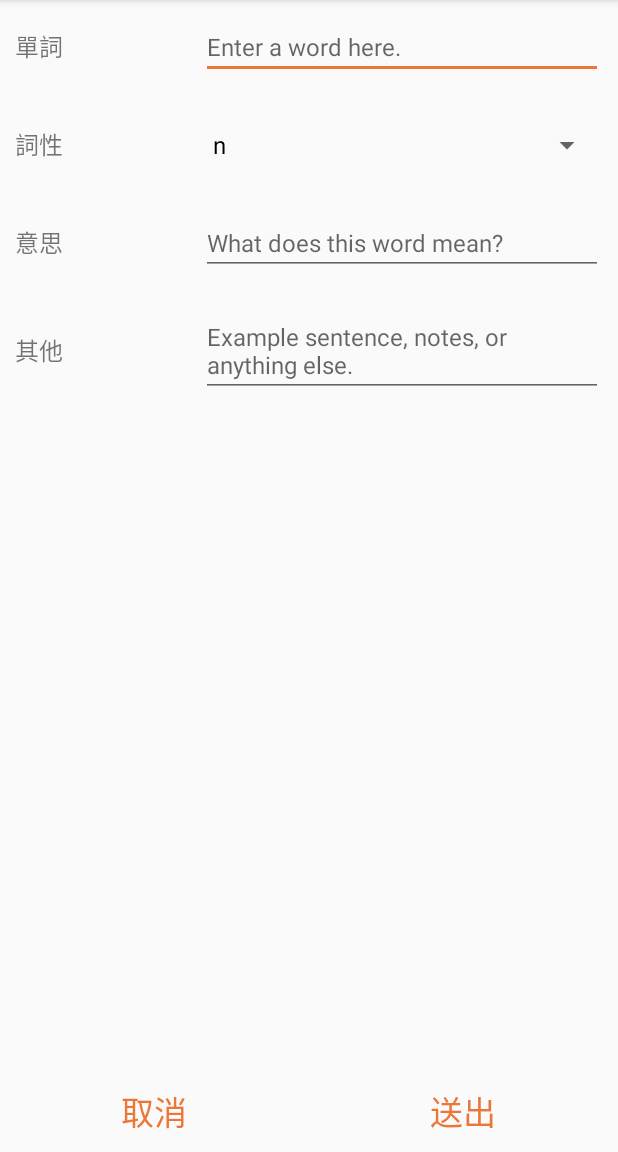
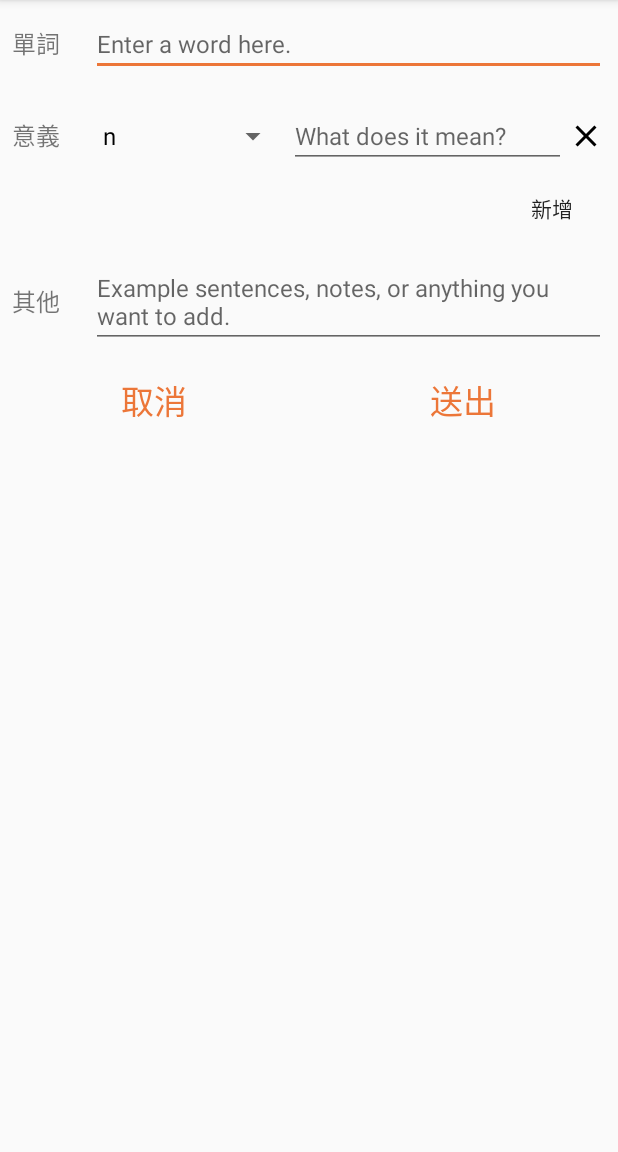
Before and after one commit to Rekkursion/Metallica, an Android app: the screen it shows after launch (WordAddingActivity), after a tap on an icon or button, on a phone screen of 412 x 824 dp, the part 84-1236 px from its top. Run offline under Robolectric (Android 15) with nearby library versions, the phone set to English and light mode, and no system bars.

Commit message:
feature of multi-speeches and multi-meanings

```diff
--- a/app/src/main/java/com/rekkursion/metallica/WordsManager.kt
+++ b/app/src/main/java/com/rekkursion/metallica/WordsManager.kt
@@ -3,7 +3,6 @@ package com.rekkursion.metallica
 import android.content.Context
 import androidx.recyclerview.widget.RecyclerView
 import com.rekkursion.metallica.adapter.WordItemAdapter
-import com.rekkursion.metallica.helper.SQLiteDatabaseHelper
 import com.rekkursion.metallica.model.WordItem
 
 object WordsManager {
@@ -11,17 +10,16 @@ object WordsManager {
 
     private val mWordList = ArrayList<WordItem>()
 
-    // add the new word into word-list and database
+    // add the new word into word-list
     fun addNewWord(context: Context, item: WordItem) {
         mWordList.add(item)
-        SQLiteDatabaseHelper(context).insertData(item)
     }
 
     // load all words from the database
     fun loadAllWordsFromDatabase(context: Context, clearFirst: Boolean) {
         if (clearFirst)
             mWordList.clear()
-        mWordList.addAll(SQLiteDatabaseHelper(context).readData())
+        // TODO: serialize in
     }
 
     // get the word-list
--- a/app/src/main/java/com/rekkursion/metallica/activity/WordAddingActivity.kt
+++ b/app/src/main/java/com/rekkursion/metallica/activity/WordAddingActivity.kt
@@ -8,17 +8,20 @@ import android.view.View
 import android.widget.ArrayAdapter
 import android.widget.Button
 import android.widget.EditText
+import android.widget.LinearLayout
 import androidx.appcompat.widget.AppCompatSpinner
 import com.rekkursion.metallica.R
 import com.rekkursion.metallica.WordsManager
 import com.rekkursion.metallica.model.WordItem
+import com.rekkursion.metallica.view.SpeechAndMeaningWhenAddingView
 
 
 class WordAddingActivity: AppCompatActivity(), View.OnClickListener {
     private lateinit var mEdtEnglishWord: EditText
-    private lateinit var mSpnPartOfSpeech: AppCompatSpinner
-    private lateinit var mEdtChineseMeaning: EditText
     private lateinit var mEdtRemark: EditText
+
+    private lateinit var mLlySpeechesAndMeaningsContainer: LinearLayout
+    private lateinit var mBtnAddNewSpeechAndMeaning: Button
 
     private lateinit var mBtnCancel: Button
     private lateinit var mBtnSubmit: Button
@@ -38,11 +41,29 @@ class WordAddingActivity: AppCompatActivity(), View.OnClickListener {
 
         // if submitting
         if (view.id == R.id.btn_submit_when_adding) {
+            // build the speeches and meanings lists
+            val speechList = ArrayList<WordItem.PartOfSpeech>()
+            val meaningList = ArrayList<String>()
+
+            // get speeches and meanings
+            val cnt = mLlySpeechesAndMeaningsContainer.childCount
+            var k = 0
+            while (k < cnt) {
+                val child = mLlySpeechesAndMeaningsContainer.getChildAt(k)
+                val spnSpeech: AppCompatSpinner = child.findViewById(R.id.spn_part_of_speech_when_adding)
+                val edtMeaning: EditText = child.findViewById(R.id.edt_chinese_meaning_when_adding)
+
+                speechList.add(WordItem.PartOfSpeech.values()[spnSpeech.selectedItemPosition])
+                meaningList.add(edtMeaning.text.toString())
+
+                ++k
+            }
+
             // add the word by words-manager
             WordsManager.addNewWord(this, WordItem(
                 mEdtEnglishWord.text.toString(),
-                WordItem.PartOfSpeech.values()[mSpnPartOfSpeech.selectedItemPosition],
-                mEdtChineseMeaning.text.toString(),
+                speechList,
+                meaningList,
                 mEdtRemark.text.toString()
             ))
         }
@@ -56,21 +77,29 @@ class WordAddingActivity: AppCompatActivity(), View.OnClickListener {
 
     private fun initViews() {
         mEdtEnglishWord = findViewById(R.id.edt_english_word_when_adding)
-        mSpnPartOfSpeech = findViewById(R.id.spn_part_of_speech_when_adding)
-        mEdtChineseMeaning = findViewById(R.id.edt_chinese_meaning_when_adding)
         mEdtRemark = findViewById(R.id.edt_remark_when_adding)
+
+        mLlySpeechesAndMeaningsContainer = findViewById(R.id.lly_speeches_and_meanings_container)
+        mBtnAddNewSpeechAndMeaning = findViewById(R.id.btn_add_new_speech_and_meaning)
 
         mBtnCancel = findViewById(R.id.btn_cancel_when_adding)
         mBtnSubmit = findViewById(R.id.btn_submit_when_adding)
     }
 
     private fun initEvents() {
-        // set the adapter on speeches spinner
-        mSpnPartOfSpeech.adapter = ArrayAdapter<String>(this, android.R.layout.simple_spinner_dropdown_item, getAllSpeechesList())
-
         // cancel & submit
         mBtnCancel.setOnClickListener(this)
         mBtnSubmit.setOnClickListener(this)
+
+        // add the first speech-and-meaning-view
+        val firstSpeechAndMeaningView = SpeechAndMeaningWhenAddingView(this)
+        mLlySpeechesAndMeaningsContainer.addView(firstSpeechAndMeaningView)
+
+        // event of adding new speech and meaning
+        mBtnAddNewSpeechAndMeaning.setOnClickListener {
+            val speechAndMeaningView = SpeechAndMeaningWhenAddingView(this, labelName = "")
+            mLlySpeechesAndMeaningsContainer.addView(speechAndMeaningView)
+        }
     }
 
     private fun getAllSpeechesList(): List<String> = WordItem.PartOfSpeech.values().map { it.abbr }
--- a/app/src/main/java/com/rekkursion/metallica/helper/SQLiteDatabaseHelper.kt
+++ /dev/null
@@ -1,90 +0,0 @@
-package com.rekkursion.metallica.helper
-
-import android.content.Context
-import android.database.sqlite.SQLiteDatabase
-import android.database.sqlite.SQLiteOpenHelper
-import android.widget.Toast
-import android.content.ContentValues
-import com.rekkursion.metallica.R
-import com.rekkursion.metallica.model.WordItem
-
-
-
-
-
-
-class SQLiteDatabaseHelper(pContext: Context): SQLiteOpenHelper(pContext, "words.db", null, 1) {
-    private var mContext: Context = pContext
-
-    private val DATABASE_VERSION = 1
-    private val DATABASE_NAME = "words.db"
-    private val RANKING_TABLE_NAME = "Words"
-    private val RANKING_TABLE_COL_ID = "_id"
-    private val RANKING_TABLE_COL_ENGLISH_WORD = "_eng"
-    private val RANKING_TABLE_COL_PART_OF_SPEECH = "_speech"
-    private val RANKING_TABLE_COL_CHINESE_MEANING = "_chi"
-    private val RANKING_TABLE_COL_REMARK = "_rmk"
-    private val RANKING_TABLE_COL_LOCAL_DATE_TIME = "_date"
-
-    override fun onCreate(db: SQLiteDatabase?) {
-        val sqlCreateTable = "CREATE TABLE IF NOT EXISTS " + RANKING_TABLE_NAME + " (" +
-                RANKING_TABLE_COL_ID + " INTEGER PRIMARY KEY AUTOINCREMENT, " +
-                RANKING_TABLE_COL_ENGLISH_WORD + " VARCHAR(70), " +
-                RANKING_TABLE_COL_PART_OF_SPEECH + " VARCHAR(18), " +
-                RANKING_TABLE_COL_CHINESE_MEANING + " VARCHAR(255), " +
-                RANKING_TABLE_COL_REMARK + " VARCHAR(65535), " +
-                RANKING_TABLE_COL_LOCAL_DATE_TIME + " VARCHAR(25)" +
-                ");"
-        db?.execSQL(sqlCreateTable)
-    }
-
-    override fun onUpgrade(p0: SQLiteDatabase?, p1: Int, p2: Int) {}
-
-    // insert
-    fun insertData(item: WordItem) {
-        val db = writableDatabase
-        val cv = ContentValues()
-
-        cv.put(RANKING_TABLE_COL_ENGLISH_WORD, item.getEnglishWord())
-        cv.put(RANKING_TABLE_COL_PART_OF_SPEECH, item.getPartOfSpeech()?.abbr)
-        cv.put(RANKING_TABLE_COL_CHINESE_MEANING, item.getChineseMeaning())
-        cv.put(RANKING_TABLE_COL_REMARK, item.getRemark())
-        cv.put(RANKING_TABLE_COL_LOCAL_DATE_TIME, item.getLocalDateTimeStr())
-
-        val result = db.insert(RANKING_TABLE_NAME, null, cv)
-        if (result == -1L)
-            Toast.makeText(mContext, mContext.getString(R.string.str_error_when_inserting_data), Toast.LENGTH_SHORT).show()
-
-        db.close()
-    }
-
-    // read
-    fun readData(): ArrayList<WordItem> {
-        val sqlQueryString = "SELECT * FROM $RANKING_TABLE_NAME"
-        return readDataHelper(sqlQueryString)
-    }
-
-    // read data through the query string
-    private fun readDataHelper(sqlQueryString: String): ArrayList<WordItem> {
-        val db = readableDatabase
-        val cursor = db.rawQuery(sqlQueryString, null)
-        val retList = arrayListOf<WordItem>()
-
-        if (cursor.moveToFirst()) {
-            do {
-                val eng = cursor.getString(cursor.getColumnIndex(RANKING_TABLE_COL_ENGLISH_WORD))
-                val speechStr = cursor.getString(cursor.getColumnIndex(RANKING_TABLE_COL_PART_OF_SPEECH))
-                val chi = cursor.getString(cursor.getColumnIndex(RANKING_TABLE_COL_CHINESE_MEANING))
-                val rmk = cursor.getString(cursor.getColumnIndex(RANKING_TABLE_COL_REMARK))
-                val dateTimeStr = cursor.getString(cursor.getColumnIndex(RANKING_TABLE_COL_LOCAL_DATE_TIME))
-
-                retList.add(WordItem(eng, speechStr, chi, rmk, dateTimeStr))
-            } while (cursor.moveToNext())
-        }
-
-        cursor.close()
-        db.close()
-
-        return retList
-    }
-}
--- /dev/null
+++ b/app/src/main/java/com/rekkursion/metallica/view/SpeechAndMeaningWhenAddingView.kt
@@ -0,0 +1,40 @@
+package com.rekkursion.metallica.view
+
+import android.annotation.SuppressLint
+import android.content.Context
+import android.util.AttributeSet
+import android.util.Log
+import android.view.LayoutInflater
+import android.widget.*
+import androidx.appcompat.widget.AppCompatSpinner
+import com.rekkursion.metallica.R
+import com.rekkursion.metallica.model.WordItem
+
+class SpeechAndMeaningWhenAddingView(context: Context, attrs: AttributeSet? = null): FrameLayout(context, attrs) {
+    private val mContext: Context = context
+
+    private lateinit var txtvSpeechAndMeaning: TextView
+    private lateinit var spnSpeech: AppCompatSpinner
+    private lateinit var edtMeaning: EditText
+
+    constructor(context: Context, attrs: AttributeSet? = null, labelName: String): this(context, attrs) {
+        txtvSpeechAndMeaning.text = labelName
+    }
+
+    init {
+        LayoutInflater.from(mContext).inflate(R.layout.layout_speech_and_meaning_when_adding, this)
+        initViews()
+        initEvents()
+    }
+
+    private fun initViews() {
+        txtvSpeechAndMeaning = findViewById(R.id.txtv_part_of_speech_and_chinese_meaning_when_adding)
+        spnSpeech = findViewById(R.id.spn_part_of_speech_when_adding)
+        edtMeaning = findViewById(R.id.edt_chinese_meaning_when_adding)
+    }
+
+    private fun initEvents() {
+        // set adapter on speech-selecting spinner
+        spnSpeech.adapter = ArrayAdapter<String>(context, android.R.layout.simple_spinner_dropdown_item, WordItem.PartOfSpeech.values().map { it.abbr })
+    }
+}
--- /dev/null
+++ b/app/src/main/res/drawable/ic_delete_black_24dp.xml
@@ -0,0 +1,9 @@
+<vector xmlns:android="http://schemas.android.com/apk/res/android"
+        android:width="24dp"
+        android:height="24dp"
+        android:viewportWidth="24.0"
+        android:viewportHeight="24.0">
+    <path
+        android:fillColor="#FF000000"
+        android:pathData="M19,6.41L17.59,5 12,10.59 6.41,5 5,6.41 10.59,12 5,17.59 6.41,19 12,13.41 17.59,19 19,17.59 13.41,12z"/>
+</vector>
--- a/app/src/main/res/layout/activity_word_adding.xml
+++ b/app/src/main/res/layout/activity_word_adding.xml
@@ -12,7 +12,8 @@
             android:layout_alignParentTop="true"
             android:scrollbars="none"
             android:layout_width="match_parent"
-            android:layout_height="wrap_content">
+            android:layout_height="wrap_content"
+            tools:ignore="UselessParent">
 
         <LinearLayout
                 android:orientation="vertical"
@@ -23,7 +24,7 @@
             <LinearLayout
                     android:orientation="horizontal"
                     android:layout_margin="@dimen/dim_general_margin"
-                    android:weightSum="10"
+                    android:weightSum="15"
                     android:layout_width="match_parent"
                     android:layout_height="wrap_content">
 
@@ -31,8 +32,7 @@
                         android:id="@+id/txtv_english_word_when_adding"
                         android:text="@string/str_english_word"
                         android:textSize="@dimen/dim_general_text_size"
-                        android:layout_marginEnd="@dimen/dim_spacing_between_label_and_edit_text"
-                        android:layout_weight="3"
+                        android:layout_weight="2"
                         android:layout_width="0dp"
                         android:layout_height="wrap_content" />
 
@@ -42,70 +42,35 @@
                         android:textSize="@dimen/dim_general_text_size"
                         android:inputType="text"
                         android:importantForAutofill="no"
-                        android:layout_weight="7"
+                        android:layout_weight="13"
                         android:layout_width="0dp"
                         android:layout_height="wrap_content" />
             </LinearLayout>
 
-            <!-- part of speech -->
+            <!-- container of part of speeches & chinese meanings -->
             <LinearLayout
-                    android:orientation="horizontal"
-                    android:layout_margin="@dimen/dim_general_margin"
-                    android:weightSum="10"
+                    android:id="@+id/lly_speeches_and_meanings_container"
+                    android:orientation="vertical"
                     android:layout_width="match_parent"
                     android:layout_height="wrap_content">
-
-                <TextView
-                        android:id="@+id/txtv_part_of_speech_when_adding"
-                        android:text="@string/str_part_of_speech"
-                        android:textSize="@dimen/dim_general_text_size"
-                        android:layout_marginEnd="@dimen/dim_spacing_between_label_and_edit_text"
-                        android:layout_weight="3"
-                        android:layout_width="0dp"
-                        android:layout_height="wrap_content" />
-
-                <androidx.appcompat.widget.AppCompatSpinner
-                        android:id="@+id/spn_part_of_speech_when_adding"
-                        android:spinnerMode="dropdown"
-                        android:importantForAutofill="no"
-                        android:layout_weight="7"
-                        android:layout_width="0dp"
-                        android:layout_height="wrap_content" />
             </LinearLayout>
 
-            <!-- chinese meaning -->
-            <LinearLayout
-                    android:orientation="horizontal"
-                    android:layout_margin="@dimen/dim_general_margin"
-                    android:weightSum="10"
-                    android:layout_width="match_parent"
-                    android:layout_height="wrap_content">
-
-                <TextView
-                        android:id="@+id/txtv_chinese_meaning_when_adding"
-                        android:text="@string/str_chinese_meaning"
-                        android:textSize="@dimen/dim_general_text_size"
-                        android:layout_marginEnd="@dimen/dim_spacing_between_label_and_edit_text"
-                        android:layout_weight="3"
-                        android:layout_width="0dp"
+            <!-- button of adding new meaning -->
+            <Button
+                    android:id="@+id/btn_add_new_speech_and_meaning"
+                    android:text="@string/str_add_new_part_of_speech_and_chinese_meaning"
+                    android:layout_gravity="end"
+                    android:paddingStart="16dp"
+                    android:paddingEnd="16dp"
+                    android:background="?android:attr/selectableItemBackground"
+                    android:layout_width="wrap_content"
                     android:layout_height="wrap_content" />
-
-                <EditText
-                        android:id="@+id/edt_chinese_meaning_when_adding"
-                        android:hint="@string/str_adding_chinese_meaning_hint"
-                        android:textSize="@dimen/dim_general_text_size"
-                        android:inputType="text"
-                        android:importantForAutofill="no"
-                        android:layout_weight="7"
-                        android:layout_width="0dp"
-                        android:layout_height="wrap_content" />
-            </LinearLayout>
 
             <!-- remark -->
             <LinearLayout
                     android:orientation="horizontal"
                     android:layout_margin="@dimen/dim_general_margin"
-                    android:weightSum="10"
+                    android:weightSum="15"
                     android:layout_width="match_parent"
                     android:layout_height="wrap_content">
 
@@ -113,8 +78,7 @@
                         android:id="@+id/txtv_remark_when_adding"
                         android:text="@string/str_remark"
                         android:textSize="@dimen/dim_general_text_size"
-                        android:layout_marginEnd="@dimen/dim_spacing_between_label_and_edit_text"
-                        android:layout_weight="3"
+                        android:layout_weight="2"
                         android:layout_width="0dp"
                         android:layout_height="wrap_content" />
 
@@ -124,16 +88,13 @@
                         android:textSize="@dimen/dim_general_text_size"
                         android:inputType="textMultiLine"
                         android:importantForAutofill="no"
-                        android:layout_weight="7"
+                        android:layout_weight="13"
                         android:layout_width="0dp"
                         android:layout_height="wrap_content" />
             </LinearLayout>
-        </LinearLayout>
-    </ScrollView>
 
             <!-- cancel & submit buttons -->
             <LinearLayout
-            android:layout_alignParentBottom="true"
                     android:orientation="horizontal"
                     android:weightSum="2"
                     android:layout_width="match_parent"
@@ -158,4 +119,6 @@
                         android:layout_height="wrap_content"
                         style="?android:attr/buttonBarButtonStyle" />
             </LinearLayout>
+        </LinearLayout>
+    </ScrollView>
 </RelativeLayout>
--- /dev/null
+++ b/app/src/main/res/layout/layout_speech_and_meaning_when_adding.xml
@@ -0,0 +1,53 @@
+<?xml version="1.0" encoding="utf-8"?>
+<LinearLayout xmlns:android="http://schemas.android.com/apk/res/android"
+              xmlns:tools="http://schemas.android.com/tools" android:orientation="vertical"
+              android:layout_width="match_parent"
+              android:layout_height="match_parent">
+
+    <!-- part of speech & chinese meaning -->
+    <LinearLayout
+            android:orientation="horizontal"
+            android:layout_marginTop="@dimen/dim_general_margin"
+            android:layout_marginStart="@dimen/dim_general_margin"
+            android:layout_marginEnd="@dimen/dim_general_margin"
+            android:weightSum="15"
+            android:layout_width="match_parent"
+            android:layout_height="wrap_content"
+            tools:ignore="UselessParent">
+
+        <TextView
+                android:id="@+id/txtv_part_of_speech_and_chinese_meaning_when_adding"
+                android:text="@string/str_part_of_speech_and_chinese_meaning"
+                android:textSize="@dimen/dim_general_text_size"
+                android:layout_weight="2"
+                android:layout_width="0dp"
+                android:layout_height="wrap_content" />
+
+        <androidx.appcompat.widget.AppCompatSpinner
+                android:id="@+id/spn_part_of_speech_when_adding"
+                android:spinnerMode="dialog"
+                android:importantForAutofill="no"
+                android:layout_weight="5"
+                android:layout_width="0dp"
+                android:layout_height="wrap_content" />
+
+        <EditText
+                android:id="@+id/edt_chinese_meaning_when_adding"
+                android:hint="@string/str_adding_chinese_meaning_hint"
+                android:textSize="@dimen/dim_general_text_size"
+                android:inputType="text"
+                android:importantForAutofill="no"
+                android:layout_weight="7"
+                android:layout_width="0dp"
+                android:layout_height="wrap_content" />
+
+        <androidx.appcompat.widget.AppCompatImageButton
+                android:id="@+id/imgbtn_delete_part_of_speech_and_chinese_meaning_when_adding"
+                android:src="@drawable/ic_delete_black_24dp"
+                android:background="?android:attr/selectableItemBackground"
+                android:layout_gravity="center"
+                android:layout_weight="1"
+                android:layout_width="0dp"
+                android:layout_height="wrap_content" />
+    </LinearLayout>
+</LinearLayout>
--- a/app/src/main/res/values/dimens.xml
+++ b/app/src/main/res/values/dimens.xml
@@ -1,9 +1,9 @@
 <resources>
-    <dimen name="dim_fab_margin">18dp</dimen>
-    <dimen name="dim_general_margin">10dp</dimen>
+    <dimen name="dim_fab_margin">16dp</dimen>
+    <dimen name="dim_general_margin">8dp</dimen>
     <dimen name="dim_general_text_size">16sp</dimen>
 
-    <dimen name="dim_spacing_between_label_and_edit_text">10dp</dimen>
+    <dimen name="dim_spacing_between_label_and_edit_text">8dp</dimen>
     <dimen name="dim_button_bar_text_size">22sp</dimen>
 
     <dimen name="dim_word_item_english_word_text_size">22sp</dimen>
--- a/app/src/main/res/values/strings.xml
+++ b/app/src/main/res/values/strings.xml
@@ -5,12 +5,15 @@
     <string name="str_error_when_inserting_data">在插入數據時發生錯誤。</string>
     <string name="str_english_word">單詞</string>
     <string name="str_part_of_speech">詞性</string>
-    <string name="str_chinese_meaning">意思</string>
+    <string name="str_chinese_meaning">意義</string>
+    <string name="str_part_of_speech_and_chinese_meaning">意義</string>
+    <string name="str_add_new_part_of_speech_and_chinese_meaning">新增</string>
+    <string name="str_level_rate">難度</string>
     <string name="str_remark">其他</string>
 
     <string name="str_adding_english_word_hint">Enter a word here.</string>
-    <string name="str_adding_chinese_meaning_hint">What does this word mean?</string>
-    <string name="str_adding_remark_hint">Example sentence, notes, or anything else.</string>
+    <string name="str_adding_chinese_meaning_hint">What does it mean?</string>
+    <string name="str_adding_remark_hint">Example sentences, notes, or anything you want to add.</string>
 
     <string name="str_cancel">取消</string>
     <string name="str_submit">送出</string>
```
Also changed, not shown: app/src/main/java/com/rekkursion/metallica/adapter/WordItemAdapter.kt (+10 -6 lines), app/src/main/java/com/rekkursion/metallica/model/WordItem.kt (+27 -10 lines), app/src/main/res/layout/layout_word_item.xml (+2 -11 lines). Lines whose indentation alone changed are shown as unchanged.
